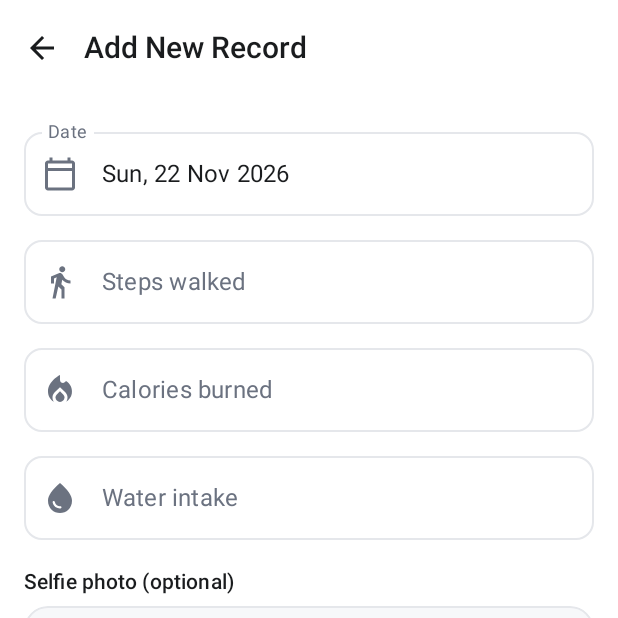
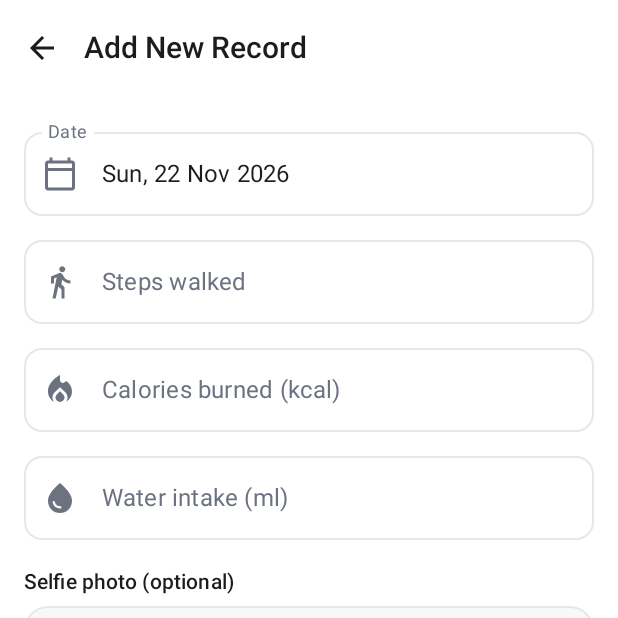
Before and after one commit to Wimu22/HealthMate, an Android app built with Jetpack Compose: the AddEditRecordScreen screen opened through its navigation route, on a phone screen of 412 x 824 dp, the top half of it. Run offline under Robolectric (Android 15) with nearby library versions, the phone set to English and light mode, and no system bars; our stand-ins replace Room's generated code.

Commit message:
Show units in the calories and water field labels
Spec 4.3 names the fields "Calories burned (kcal)" and "Water intake (ml)".
The unit suffix only appears once a field is focused or filled, so an
empty form didn't show the unit at all.

```diff
--- a/app/src/main/java/com/example/healthmate/ui/addedit/AddEditRecordScreen.kt
+++ b/app/src/main/java/com/example/healthmate/ui/addedit/AddEditRecordScreen.kt
@@ -169,7 +169,7 @@ fun AddEditRecordContent(
             NumberInputField(
                 value = state.calories,
                 onValueChange = onCaloriesChange,
-                label = "Calories burned",
+                label = "Calories burned (kcal)",
                 unit = HealthStat.CALORIES.unit,
                 leadingIcon = HealthStat.CALORIES.icon,
                 error = state.errors.calories
@@ -177,7 +177,7 @@ fun AddEditRecordContent(
             NumberInputField(
                 value = state.water,
                 onValueChange = onWaterChange,
-                label = "Water intake",
+                label = "Water intake (ml)",
                 unit = HealthStat.WATER.unit,
                 leadingIcon = HealthStat.WATER.icon,
                 error = state.errors.water,
```
